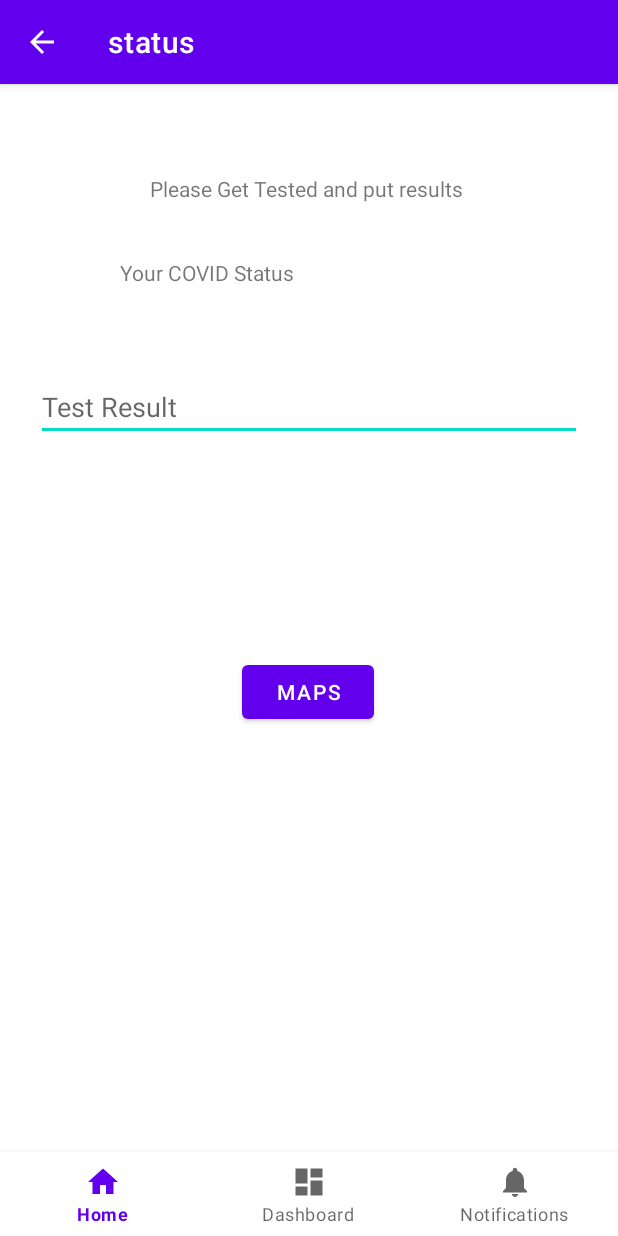
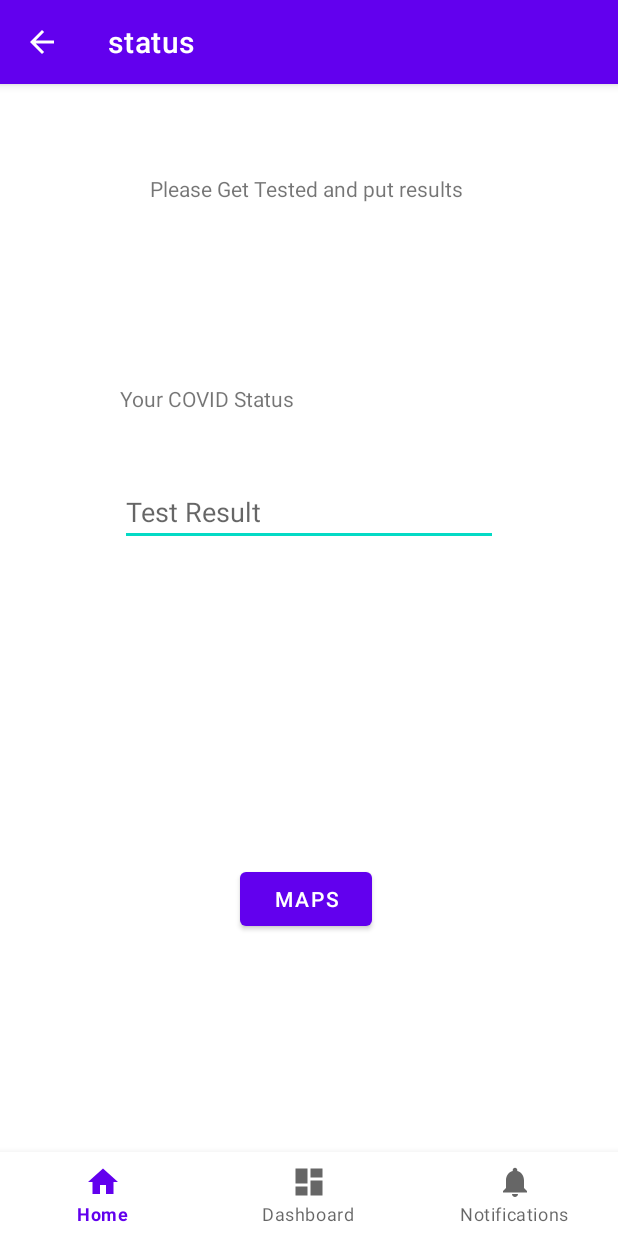
Before and after one commit to CorneliuSmith/CS113Project, an Android app: the StatusActivity screen opened directly, with no data from a screen before it, on a phone screen of 412 x 824 dp. Run offline under Robolectric (Android 15) with nearby library versions, the phone set to English and light mode, and no system bars.

Commit message:
Moving Elements

```diff
--- a/app/src/main/res/layout/status.xml
+++ b/app/src/main/res/layout/status.xml
@@ -44,7 +44,7 @@
         android:layout_width="268dp"
         android:layout_height="23dp"
         android:layout_marginStart="80dp"
-        android:layout_marginTop="60dp"
+        android:layout_marginTop="144dp"
         android:text="@string/status_activity"
         app:layout_constraintStart_toStartOf="parent"
         app:layout_constraintTop_toTopOf="parent" />
@@ -53,9 +53,9 @@
         android:id="@+id/testResult"
         android:layout_width="0dp"
         android:layout_height="wrap_content"
-        android:layout_marginStart="24dp"
-        android:layout_marginTop="60dp"
-        android:layout_marginEnd="24dp"
+        android:layout_marginStart="80dp"
+        android:layout_marginTop="40dp"
+        android:layout_marginEnd="80dp"
         android:hint="@string/test_result"
         android:imeOptions="actionDone"
         android:inputType="textShortMessage"
@@ -67,14 +67,14 @@
 
         app:layout_constraintStart_toStartOf="parent"
         app:layout_constraintTop_toTopOf="parent"
-        app:layout_constraintVertical_bias="0.126" />
+        app:layout_constraintVertical_bias="0.266" />
 
     <Button
         android:id="@+id/button_sta"
         android:layout_width="wrap_content"
         android:layout_height="wrap_content"
-        android:layout_marginStart="161dp"
-        android:layout_marginTop="302dp"
+        android:layout_marginStart="160dp"
+        android:layout_marginTop="440dp"
         android:text="Maps"
         app:layout_constraintStart_toStartOf="parent"
         app:layout_constraintTop_toBottomOf="@+id/textView2" />
```
